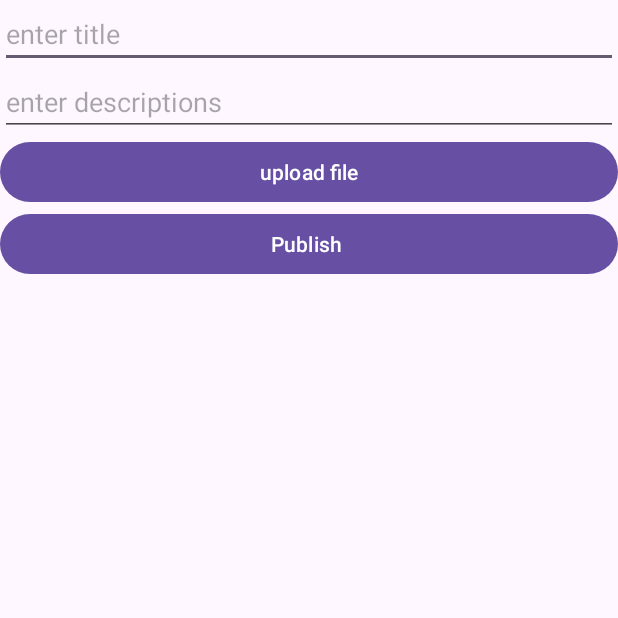
After one commit to Nanmakrishnan/connectogram, an Android app: the AddAnnouncementActivity screen opened directly, with no data from a screen before it, on a phone screen of 412 x 824 dp, the top half of it. The commit adds this screen. Run offline under Robolectric (Android 15) with nearby library versions, the light colour scheme and no system bars.

Commit message:
added page for annoucemnt and adding announcement

```diff
--- a/app/build.gradle.kts
+++ b/app/build.gradle.kts
@@ -55,6 +55,9 @@ dependencies {
     // Import the BoM for the Firebase platform
     implementation(platform("com.google.firebase:firebase-bom:32.7.4"))
 
+    implementation ("commons-io:commons-io:2.11.0")
+
+
     // Add the dependency for the Firebase Authentication library
     // When using the BoM, you don't specify versions in Firebase library dependencies
     implementation("com.google.firebase:firebase-auth")
--- a/app/src/main/AndroidManifest.xml
+++ b/app/src/main/AndroidManifest.xml
@@ -20,6 +20,9 @@
         android:supportsRtl="true"
         android:theme="@style/Theme.Connectogram"
         tools:targetApi="31">
+        <activity
+            android:name=".AddAnnouncementActivity"
+            android:exported="false" />
         <activity
             android:name=".SettingsActivity"
             android:exported="false" />
--- /dev/null
+++ b/app/src/main/java/com/example/connectogram/AddAnnouncementActivity.java
@@ -0,0 +1,119 @@
+package com.example.connectogram;
+
+import android.content.Intent;
+import android.net.Uri;
+import android.os.Bundle;
+import android.text.TextUtils;
+import android.view.View;
+import android.widget.Button;
+import android.widget.EditText;
+import android.widget.Toast;
+import org.apache.commons.io.FileUtils;
+
+
+import androidx.activity.EdgeToEdge;
+import androidx.annotation.Nullable;
+import androidx.appcompat.app.AppCompatActivity;
+import androidx.core.graphics.Insets;
+import androidx.core.view.ViewCompat;
+import androidx.core.view.WindowInsetsCompat;
+
+public class AddAnnouncementActivity extends AppCompatActivity {
+    private static final int PICK_FILE_REQUEST_CODE =300 ;
+    Button publish,file;
+EditText titleEt,descEt;
+    Uri fileuri=null;
+
+    @Override
+    protected void onCreate(Bundle savedInstanceState) {
+        super.onCreate(savedInstanceState);
+        EdgeToEdge.enable(this);
+        setContentView(R.layout.activity_add_announcement);
+        titleEt=findViewById(R.id.titleEt);
+        descEt=findViewById(R.id.descEt);
+        file=findViewById(R.id.fileBtn);
+        publish=findViewById(R.id.publishBtn);
+        publish.setOnClickListener(new View.OnClickListener() {
+            @Override
+            public void onClick(View v) {
+                // Call a method to validate and upload data
+                validateAndUploadData();
+            }
+        });
+
+        // Set onClickListener for the file button to allow users to attach a file
+        file.setOnClickListener(new View.OnClickListener() {
+            @Override
+            public void onClick(View v) {
+                // Implement logic to allow users to attach a file
+                // For example, open a file picker dialog
+                openFilePicker();
+            }
+        });
+
+        ViewCompat.setOnApplyWindowInsetsListener(findViewById(R.id.main), (v, insets) -> {
+            Insets systemBars = insets.getInsets(WindowInsetsCompat.Type.systemBars());
+            v.setPadding(systemBars.left, systemBars.top, systemBars.right, systemBars.bottom);
+            return insets;
+        });
+    }
+    private void openFilePicker() {
+        // Create an intent to open the file picker
+        Intent intent = new Intent(Intent.ACTION_GET_CONTENT);
+        intent.setType("*/*");  // Set MIME type to allow any file type
+
+        // Start the activity with the intent
+        startActivityForResult(Intent.createChooser(intent, "Select File"), PICK_FILE_REQUEST_CODE);
+    }
+
+    @Override
+    protected void onActivityResult(int requestCode, int resultCode, @Nullable  Intent data) {
+        super.onActivityResult(requestCode, resultCode, data);
+        if (requestCode == PICK_FILE_REQUEST_CODE && resultCode == RESULT_OK) {
+            // Retrieve the file URI from the intent data
+            Uri fileUri = data.getData();
+
+            // Convert the file URI to file path
+
+            // Store the file path for later use
+            this.fileuri=fileUri;
+
+            // Show a toast message indicating the selected file
+            Toast.makeText(this, "File selected: " + fileUri.toString(), Toast.LENGTH_SHORT).show();
+        }
+    }
+    private void validateAndUploadData() {
+        // Get title and description from EditText fields
+        String title = titleEt.getText().toString().trim();
+        String desc = descEt.getText().toString().trim();
+
+        // Validate title and description fields
+        if (TextUtils.isEmpty(title)) {
+            // Show toast message if title is empty
+            Toast.makeText(this, "Enter a title", Toast.LENGTH_SHORT).show();
+            return;
+        }
+        if (TextUtils.isEmpty(desc)) {
+            // Show toast message if description is empty
+            Toast.makeText(this, "Enter a description", Toast.LENGTH_SHORT).show();
+            return;
+        }
+
+        // If validation successful, proceed to upload data to Firebase
+        // Implement uploadDataToFirebase() method to upload title, description, and file path (if available)
+        uploadDataToFirebase(title, desc,fileuri );
+    }
+
+    private void uploadDataToFirebase(String title, String desc, Uri filePath) {
+
+        if(filePath==null)
+        {
+            Toast.makeText(this,"no file",Toast.LENGTH_SHORT).show();
+
+        }
+        Toast.makeText(this,"ther is file file",Toast.LENGTH_SHORT).show();
+
+    }
+
+
+}
--- /dev/null
+++ b/app/src/main/res/layout/activity_add_announcement.xml
@@ -0,0 +1,38 @@
+<?xml version="1.0" encoding="utf-8"?>
+<RelativeLayout xmlns:android="http://schemas.android.com/apk/res/android"
+    xmlns:app="http://schemas.android.com/apk/res-auto"
+    xmlns:tools="http://schemas.android.com/tools"
+    android:id="@+id/main"
+    android:layout_width="match_parent"
+    android:layout_height="match_parent"
+    tools:context=".AddAnnouncementActivity">
+    <LinearLayout
+        android:layout_width="match_parent"
+        android:orientation="vertical"
+        android:gravity="center"
+        android:layout_height="wrap_content">
+<EditText
+    android:layout_width="match_parent"
+    android:layout_height="wrap_content"
+    android:id="@+id/titleEt"
+    android:hint="enter title"
+    />
+    <EditText
+        android:layout_width="match_parent"
+        android:layout_height="wrap_content"
+        android:id="@+id/descEt"
+        android:hint="enter descriptions"
+        />
+        <Button
+            android:layout_width="match_parent"
+            android:layout_height="wrap_content"
+            android:id="@+id/fileBtn"
+            android:text="upload file"/>
+<Button
+    android:layout_width="match_parent"
+    android:text="Publish "
+    android:id="@+id/publishBtn"
+    android:layout_height="wrap_content"/>
+    </LinearLayout>
+
+</RelativeLayout>
--- a/app/src/main/res/menu/menu_nav.xml
+++ b/app/src/main/res/menu/menu_nav.xml
@@ -4,4 +4,5 @@
     <item android:id="@+id/nav_profile" android:title="PROFILE" android:icon="@drawable/ic_profile" />
     <item android:id="@+id/nav_discover" android:title="DISCOVER" android:icon="@drawable/ic_discover" />
     <item android:id="@+id/nav_chat" android:title="CHAT" android:icon="@drawable/ic_chat"/>
+    <item android:id="@+id/nav_announcement" android:title="Annoucements" android:icon="@drawable/ic_action_anouncement"/>
 </menu>
```
Also changed, not shown: app/src/main/java/com/example/connectogram/AddPostActivity.java (+15 -10 lines), app/src/main/java/com/example/connectogram/AnnouncementFragment.java (added, +102 -0 lines), app/src/main/java/com/example/connectogram/ProfileActivity.java (+14 -1 lines), app/src/main/java/com/example/connectogram/SettingsActivity.java (+8 -14 lines), app/src/main/res/drawable-anydpi/ic_action_anouncement.xml (added, +11 -0 lines), app/src/main/res/layout/fragment_announcement.xml (added, +16 -0 lines), app/src/main/res/layout/fragment_profile.xml (+8 -5 lines), app/src/main/res/drawable-hdpi/ic_action_anouncement.png (added), app/src/main/res/drawable-mdpi/ic_action_anouncement.png (added), app/src/main/res/drawable-xhdpi/ic_action_anouncement.png (added), app/src/main/res/drawable-xxhdpi/ic_action_anouncement.png (added).
